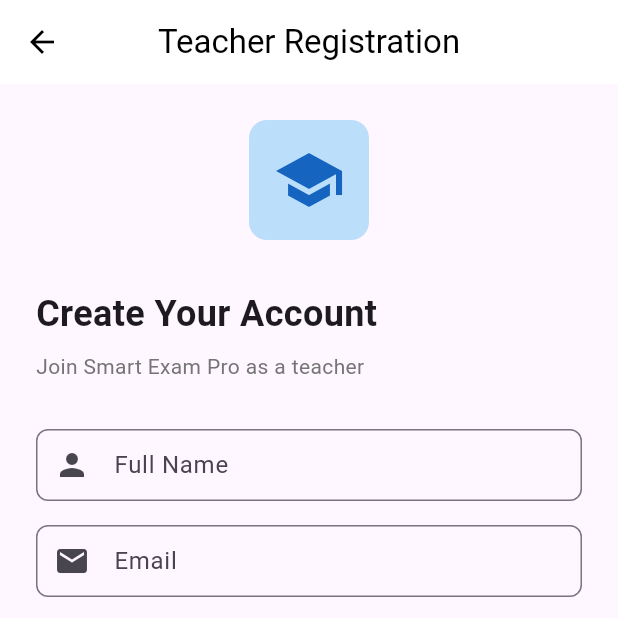
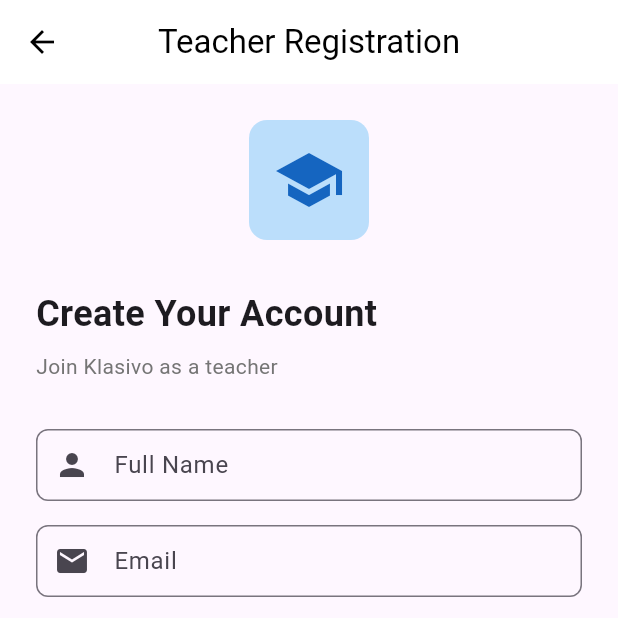
Before and after one commit to Strike87/Klasivo, a Flutter app: the TeacherRegistrationScreen screen opened by its route, on a phone screen of 412 x 824 dp, the top half of it. Run offline on Flutter 3.47's test engine with Material 3 defaults, Android fonts, the phone set to English and light mode, and no system bars; our stand-ins replace cloud_firestore, file_picker, firebase_auth, firebase_core, firebase_messaging, fl_chart and 11 more; missing offline and left inert: excel, mobile_scanner; accounts and stored records are empty; project files that could hold a hidden picture were left out.

Commit message:
Rename: Smart Exam Pro → Klasivo (teacher registration)

```diff
--- a/lib/features/auth/pages/teacher_registration_screen.dart
+++ b/lib/features/auth/pages/teacher_registration_screen.dart
@@ -192,7 +192,7 @@ class _TeacherRegistrationScreenState
               ),
               const SizedBox(height: 8),
               Text(
-                'Join Smart Exam Pro as a teacher',
+                'Join Klasivo as a teacher',
                 style: TextStyle(
                   fontSize: 14,
                   color: Colors.grey[600],
```
